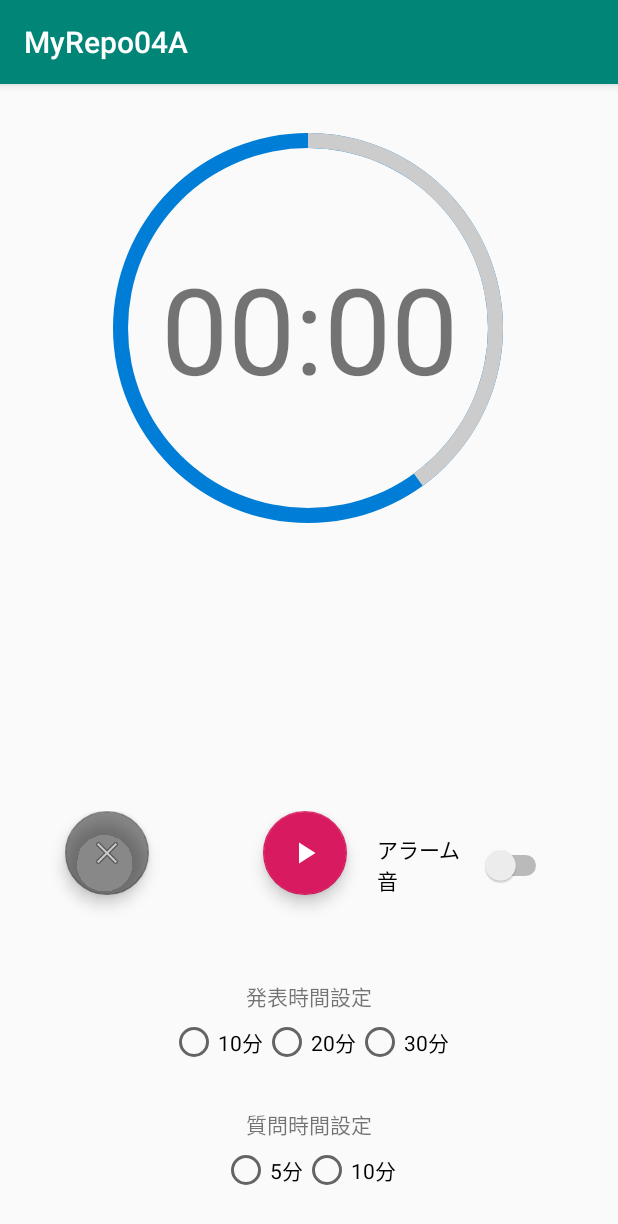
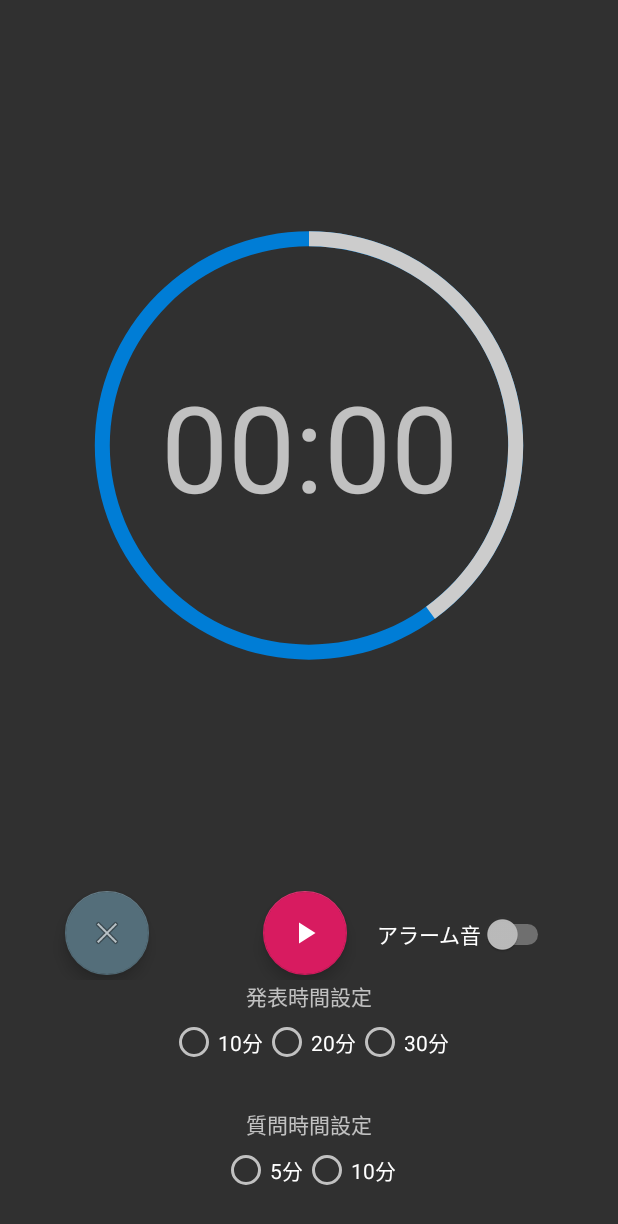
Before and after one commit to mikuta0407/SysDevB_Report, an Android app: the screen it shows after launch (MainActivity), on a phone screen of 412 x 824 dp. Shown: the top 1224 px of the screen. Run offline under Robolectric (Android 15) with nearby library versions, the phone set to English and light mode, and no system bars.

Commit message:
ハリボテ完成

```diff
--- a/MyRepo04A/app/build.gradle
+++ b/MyRepo04A/app/build.gradle
@@ -1,8 +1,8 @@
 apply plugin: 'com.android.application'
 
 android {
-    compileSdkVersion 26
-    buildToolsVersion '26.0.3'
+    compileSdkVersion 28
+    buildToolsVersion '28.0.3'
     defaultConfig {
         applicationId "com.mikuta0407.myrepo04a"
         minSdkVersion 21
--- a/MyRepo04A/app/src/main/res/layout/activity_main.xml
+++ b/MyRepo04A/app/src/main/res/layout/activity_main.xml
@@ -9,18 +9,22 @@
     <ProgressBar
         android:id="@+id/progressBar"
         style="?android:attr/progressBarStyleHorizontal"
-        android:layout_width="300dp"
-        android:layout_height="293dp"
+        android:layout_width="0dp"
+        android:layout_height="0dp"
 
-        android:layout_marginTop="16dp"
+        android:layout_marginStart="40dp"
+        android:layout_marginTop="20dp"
+        android:layout_marginEnd="40dp"
+        android:layout_marginBottom="20dp"
         android:background="@drawable/circular_shape"
         android:indeterminate="false"
         android:max="100"
+
         android:progress="40"
         android:progressDrawable="@drawable/circular_progress_bar"
         android:scrollbarDefaultDelayBeforeFade="400"
-
         android:scrollbarSize="4dp"
+        app:layout_constraintBottom_toTopOf="@+id/ButtonArea"
         app:layout_constraintEnd_toEndOf="parent"
         app:layout_constraintHorizontal_bias="0.495"
         app:layout_constraintStart_toStartOf="parent"
@@ -42,8 +46,8 @@
 
     <LinearLayout
         android:id="@+id/ButtonArea"
-        android:layout_width="361dp"
-        android:layout_height="89dp"
+        android:layout_width="363dp"
+        android:layout_height="59dp"
         android:gravity="center_horizontal"
         android:orientation="horizontal"
         app:layout_constraintBottom_toTopOf="@+id/present_time"
@@ -54,14 +58,14 @@
 
         <com.google.android.material.floatingactionbutton.FloatingActionButton
             android:id="@+id/cancel"
-            android:layout_width="68dp"
+            android:layout_width="wrap_content"
             android:layout_height="wrap_content"
             android:layout_gravity="center_horizontal"
             android:layout_marginEnd="76dp"
             android:layout_marginBottom="0dp"
             android:layout_weight="1"
             android:clickable="false"
-            app:backgroundTint="#75000000"
+            app:backgroundTint="#546E7A"
             app:layout_constraintBottom_toBottomOf="parent"
             app:layout_constraintEnd_toEndOf="parent"
             app:layout_constraintHorizontal_bias="1.0"
--- a/MyRepo04A/app/src/main/res/values/styles.xml
+++ b/MyRepo04A/app/src/main/res/values/styles.xml
@@ -1,7 +1,8 @@
 <resources>
 
     <!-- Base application theme. -->
-    <style name="AppTheme" parent="Theme.AppCompat.Light.DarkActionBar">
+    <!-- <style name="AppTheme" parent="Theme.AppCompat.Light.DarkActionBar"> -->
+    <style name="AppTheme" parent="Theme.AppCompat.NoActionBar">
         <!-- Customize your theme here. -->
         <item name="colorPrimary">@color/colorPrimary</item>
         <item name="colorPrimaryDark">@color/colorPrimaryDark</item>
```
Also changed, not shown: MyRepo04A/gradle/wrapper/gradle-wrapper.properties.
